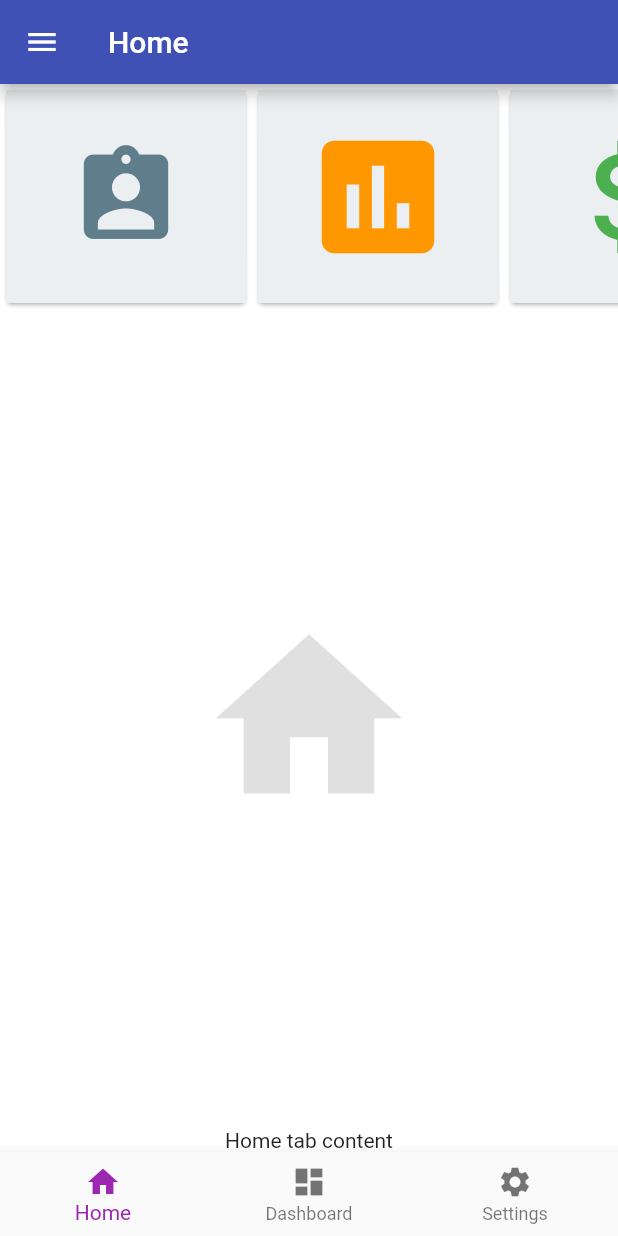
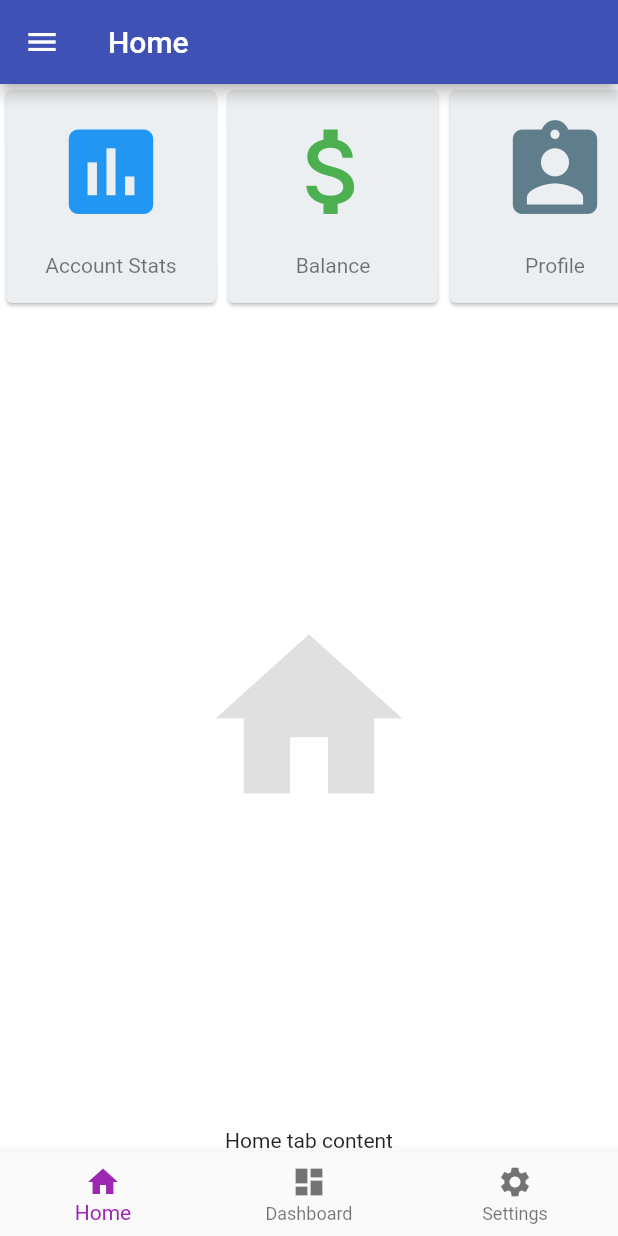
Before and after one commit to hvpulok/flutter_poc, a Flutter app: the HomeTabs screen opened directly, on a phone screen of 412 x 824 dp. Run offline on Flutter 3.47's test engine with Material 2 defaults, Android fonts, the phone set to English and light mode, and no system bars; our stand-ins replace font_awesome_flutter; project files that could hold a hidden picture were left out.

Commit message:
Update rowspan

```diff
--- a/lib/home-page/tabs/home-tab/row-span.dart
+++ b/lib/home-page/tabs/home-tab/row-span.dart
@@ -9,45 +9,61 @@ class RowSpan extends StatelessWidget {
       child: ListView(
         scrollDirection: Axis.horizontal,
         children: <Widget>[
-          Card(
-            child: Container(
-              width: 160.0,
-              color: Colors.blueGrey[50],
-              child: Icon(Icons.assignment_ind,
-                  size: 75.0, color: Colors.blueGrey),
-            ),
+          ActionCard(
+            icon: Icons.insert_chart,
+            label: 'Account Stats',
+            iconColor: Colors.blue,
           ),
-          Card(
-            child: Container(
-              width: 160.0,
-              color: Colors.blueGrey[50],
-              child:
-                  Icon(Icons.insert_chart, size: 100.0, color: Colors.orange),
-            ),
+          ActionCard(
+            icon: Icons.attach_money,
+            label: 'Balance',
+            iconColor: Colors.green,
           ),
-          Card(
-            child: Container(
-              width: 160.0,
-              color: Colors.blueGrey[50],
-              child: Icon(Icons.attach_money, size: 100.0, color: Colors.green),
-            ),
+          ActionCard(
+            icon: Icons.assignment_ind,
+            label: 'Profile',
           ),
-          Card(
-            child: Container(
-              width: 160.0,
-              color: Colors.blueGrey[50],
-              child: Icon(Icons.chat, size: 100.0, color: Colors.deepPurple),
-            ),
+          ActionCard(
+            icon: Icons.chat,
+            label: 'Chat',
+            iconColor: Colors.orange,
           ),
-          Card(
-            child: Container(
-              width: 160.0,
-              color: Colors.blueGrey[50],
-              child: Icon(Icons.help, size: 100.0, color: Colors.black12),
-            ),
+          ActionCard(
+            icon: Icons.help,
+            label: 'Help',
+            iconColor: Colors.black12,
           ),
         ],
       ),
     );
   }
 }
+
+class ActionCard extends StatelessWidget {
+  ActionCard(
+      {Key key, this.icon, this.label, this.iconColor = Colors.blueGrey});
+
+  final IconData icon;
+  final String label;
+  final Color iconColor;
+
+  @override
+  Widget build(BuildContext context) {
+    return Card(
+        color: Colors.blueGrey[50],
+        child: Column(
+          crossAxisAlignment: CrossAxisAlignment.center,
+          mainAxisAlignment: MainAxisAlignment.spaceEvenly,
+          children: <Widget>[
+            Container(
+              width: 140.0,
+              child: Icon(icon, size: 75.0, color: iconColor),
+            ),
+            Text(
+              label,
+              style: TextStyle(color: Colors.black54),
+            )
+          ],
+        ));
+  }
+}
```
